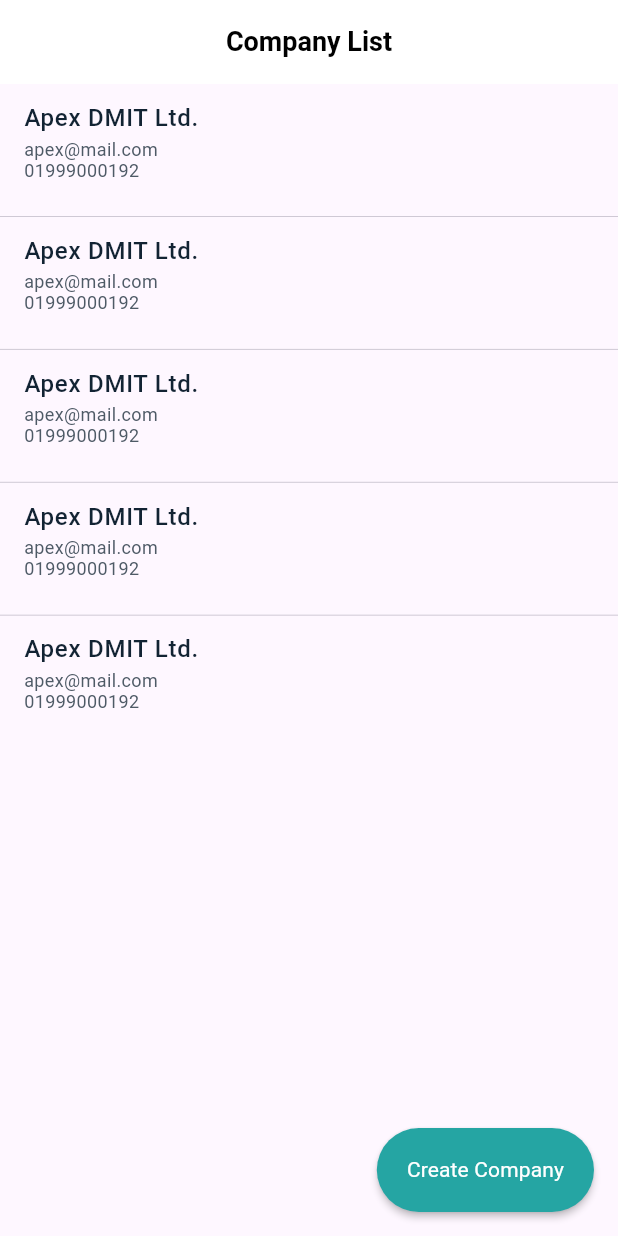
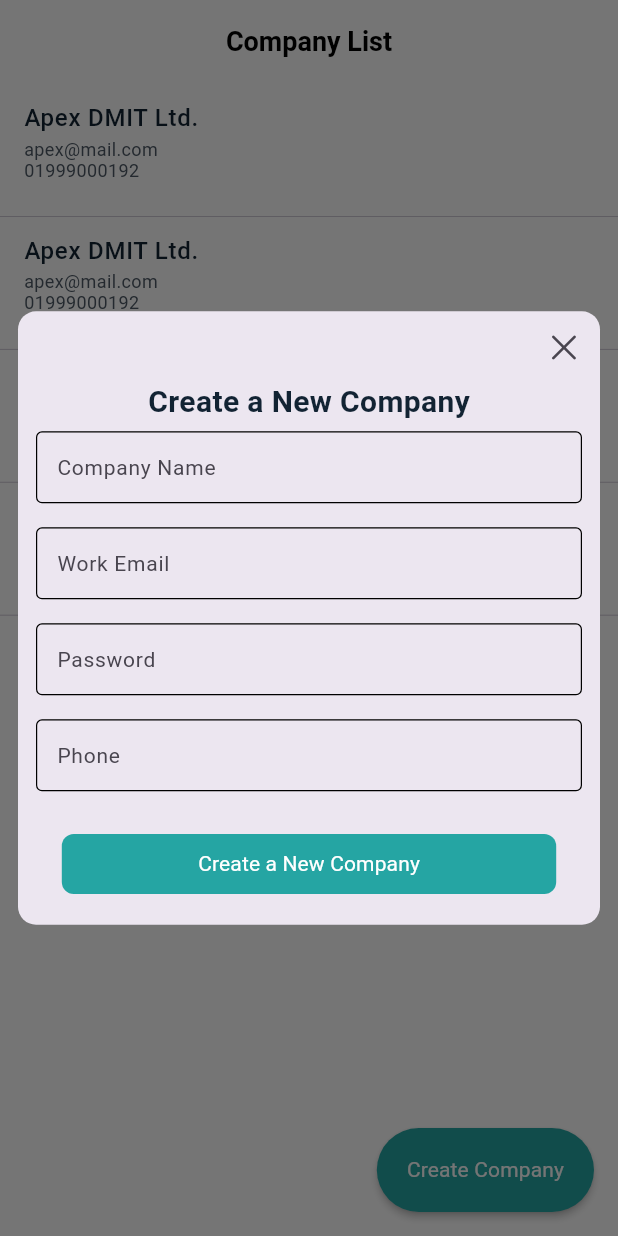
Before and after one commit to MonirNoyon/company_list, a Flutter app: the screen it shows after launch, after a tap on "Create Company", on a phone screen of 412 x 824 dp. Run offline on Flutter 3.47's test engine with Material 2 defaults, Android fonts, the phone set to English and light mode, and no system bars; our stand-ins replace go_router, google_fonts, sizer.

Commit message:
add create dialog

```diff
--- a/lib/main.dart
+++ b/lib/main.dart
@@ -1,4 +1,5 @@
 import 'package:flutter/material.dart';
+import 'package:sizer/sizer.dart';
 
 import 'application/route/app_pages.dart';
 import 'application/theme/theme_manager.dart';
@@ -12,10 +13,14 @@ class Onboarding extends StatelessWidget {
 
   @override
   Widget build(BuildContext context) {
-    return MaterialApp.router(
-      debugShowCheckedModeBanner: false,
-      theme: getApplicationTheme(),
-      routerConfig: AppPages.router,
+    return Sizer(
+      builder: (context, orientation, deviceType) {
+        return MaterialApp.router(
+          debugShowCheckedModeBanner: false,
+          theme: getApplicationTheme(),
+          routerConfig: AppPages.router,
+        );
+      }
     );
   }
 }
--- a/lib/presentation/pages/home/home_page.dart
+++ b/lib/presentation/pages/home/home_page.dart
@@ -4,6 +4,7 @@ import 'package:company_list/utils/constant/font_manager.dart';
 import 'package:company_list/utils/constant/values_manager.dart';
 import 'package:flutter/material.dart';
 
+import '../../widget/custom_dialog.dart';
 import '../../widget/custom_list_item.dart';
 
 class HomePage extends StatelessWidget {
@@ -18,6 +19,7 @@ class HomePage extends StatelessWidget {
             fontSize: FontSize.s18,
             fontWeight: FontWeightManager.semiBold),
       ),
+      backgroundColor: ColorManager.white,
       body: ListView.separated(
         itemCount: 5,
         physics: const BouncingScrollPhysics(),
@@ -35,7 +37,13 @@ class HomePage extends StatelessWidget {
         },
       ),
       floatingActionButton: FloatingActionButton.extended(
-          onPressed: () {},
+          onPressed: () {
+            showDialog(
+                context: context,
+                barrierDismissible: false,
+                builder: (BuildContext context) =>
+                    customDialog(context: context));
+          },
           elevation: 2,
           shape: RoundedRectangleBorder(
               borderRadius: BorderRadius.circular(AppSize.s30)),
--- /dev/null
+++ b/lib/presentation/widget/custom_dialog.dart
@@ -0,0 +1,52 @@
+import 'package:company_list/presentation/widget/custom_text.dart';
+import 'package:company_list/presentation/widget/custom_textfield.dart';
+import 'package:company_list/utils/constant/color_manager.dart';
+import 'package:company_list/utils/constant/font_manager.dart';
+import 'package:company_list/utils/constant/values_manager.dart';
+import 'package:flutter/cupertino.dart';
+import 'package:flutter/material.dart';
+import 'package:go_router/go_router.dart';
+import 'package:sizer/sizer.dart';
+
+Widget customDialog({required BuildContext context}) => Dialog(
+      shape: RoundedRectangleBorder(borderRadius: BorderRadius.circular(12.0)),
+      insetPadding: const EdgeInsets.all(AppPadding.p12),
+      //this right here
+      child: Column(
+        mainAxisAlignment: MainAxisAlignment.center,
+        mainAxisSize: MainAxisSize.min,
+        crossAxisAlignment: CrossAxisAlignment.center,
+        children: [
+          Align(
+            alignment: Alignment.topRight,
+            child: IconButton(
+              onPressed: () => context.pop(),
+              icon: const Icon(CupertinoIcons.clear),
+            ),
+          ),
+          CustomText(
+              text: 'Create a New Company',
+              color: ColorManager.darkBlue,
+              fontSize: FontSize.s20,
+              fontWeight: FontWeightManager.semiBold),
+          customTextField(hintText: 'Company Name'),
+          customTextField(hintText: 'Work Email'),
+          customTextField(hintText: 'Password'),
+          customTextField(hintText: 'Phone'),
+          SizedBox(height: AppMargin.m2.h,),
+          TextButton(
+              onPressed: (){},
+              style: TextButton.styleFrom(
+                backgroundColor: ColorManager.primary,
+                elevation: 5,
+                fixedSize: Size.fromWidth(MediaQuery.of(context).size.width*0.8),
+                shape: RoundedRectangleBorder(
+                  borderRadius: BorderRadius.circular(8)
+                )
+              ),
+              child: CustomText(text: 'Create a New Company',color: ColorManager.white)
+          ),
+          SizedBox(height: AppMargin.m2.h,),
+        ],
+      ),
+    );
--- /dev/null
+++ b/lib/presentation/widget/custom_textfield.dart
@@ -0,0 +1,32 @@
+import 'package:flutter/cupertino.dart';
+import 'package:flutter/material.dart';
+import 'package:google_fonts/google_fonts.dart';
+
+import '../../utils/constant/font_manager.dart';
+
+
+Widget customTextField({
+  required String hintText,
+  FormFieldValidator<String>? validator,
+  ValueChanged<String>? onChanged,
+  TextEditingController? controller,
+  TextInputType? textInputType,
+  double leftPadding = 12,
+  double rightPadding = 12,
+  double topPadding = 8,
+  double bottomPadding = 8,
+}) =>
+    Padding(
+      padding: EdgeInsets.only(left: leftPadding,right: rightPadding,top: topPadding,bottom: bottomPadding),
+      child: TextFormField(
+        validator: validator,
+        controller: controller,
+        autovalidateMode: AutovalidateMode.onUserInteraction,
+        keyboardType: textInputType,
+        decoration: InputDecoration(
+          hintText: hintText,
+          hintStyle: GoogleFonts.roboto(fontSize: FontSize.s14),
+        ),
+        onChanged: onChanged,
+      ),
+    );
```
